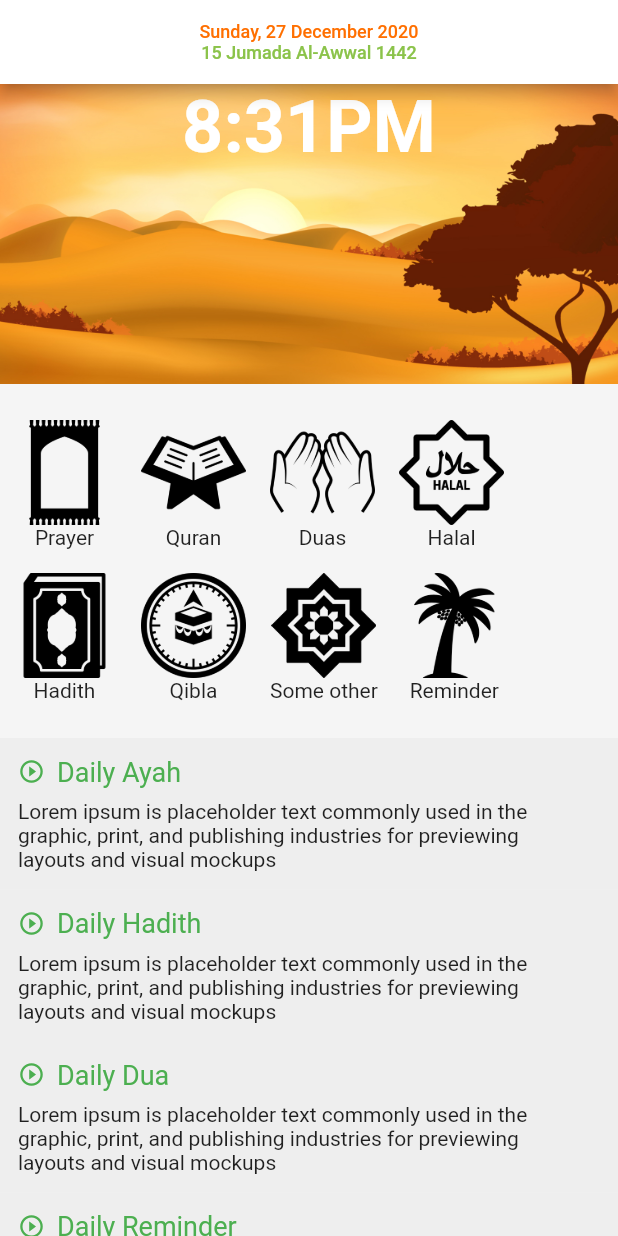
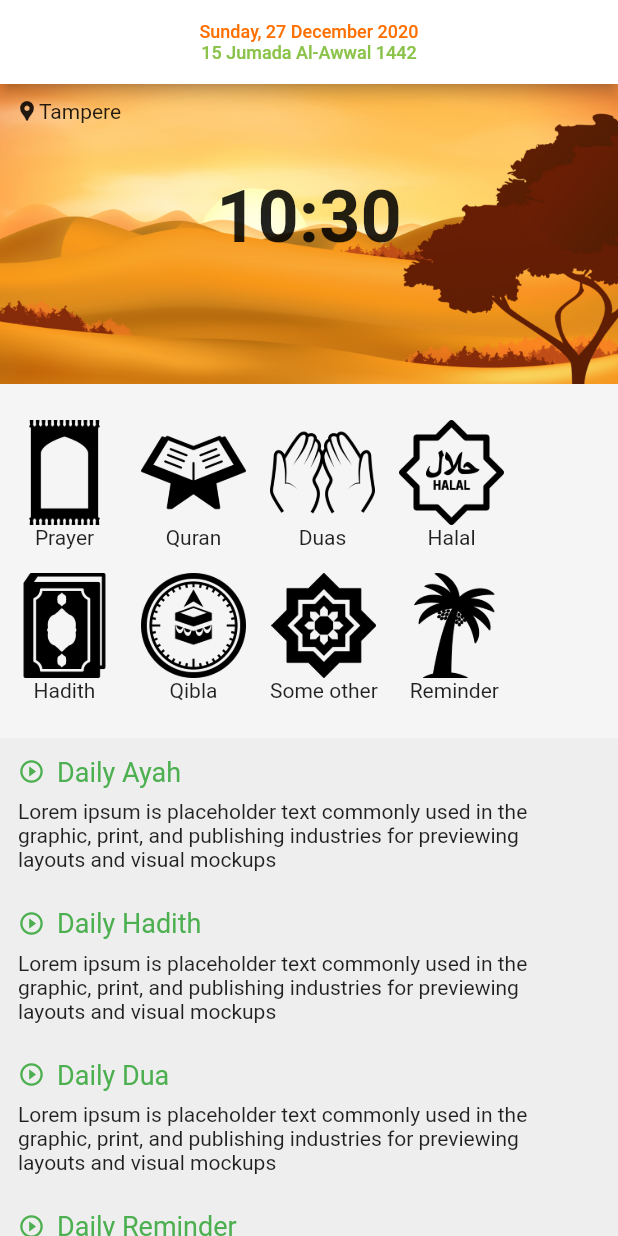
Before and after one commit to almumin/almuslim, a Flutter app: the screen it shows after launch, on a phone screen of 412 x 824 dp. Run offline on Flutter 3.47's test engine with Material 2 defaults, Android fonts, the phone set to English and light mode, and no system bars; our stand-ins replace adhan, hijri.

Commit message:
add new screen
- added quran screen scaffold
- updated prayer time ui

```diff
--- a/lib/screens/home.dart
+++ b/lib/screens/home.dart
@@ -1,4 +1,5 @@
 import 'package:almuslim/screens/prayer.dart';
+import 'package:almuslim/screens/quran.dart';
 import 'package:almuslim/widgets/home-heading-with-content.dart';
 import 'package:almuslim/widgets/home-icon.dart';
 import 'package:flutter/cupertino.dart';
@@ -7,6 +8,7 @@ import 'package:hijri/hijri_calendar.dart';
 
 class HomeView extends StatelessWidget {
   HijriCalendar _hijriToday = new HijriCalendar.now();
+  DateTime today = new DateTime.now();
 
   @override
   Widget build(BuildContext context) {
@@ -45,17 +47,31 @@ class HomeView extends StatelessWidget {
                 fit: BoxFit.fitWidth,
               ),
             ),
-            Container(
+            Positioned(
               width: MediaQuery.of(context).size.width,
+              top: 60,
               child: Text(
-                "8:31PM",
+                today.hour.toString() + ":"+ today.minute.toString().padLeft(2, "0"),
                 textAlign: TextAlign.center,
                 style: TextStyle(
-                    color: Colors.white,
+                    color: Colors.black87,
                     fontSize: 48,
                     fontWeight: FontWeight.bold),
               ),
-            )
+            ),
+            Positioned(
+              child: Row(
+                children: [
+                  Icon(
+                    Icons.location_pin,
+                    size: 16,
+                  ),
+                  Text("Tampere"),
+                ],
+              ),
+              top: 10,
+              left: 10,
+            ),
           ]),
           SizedBox(
             height: 16,
@@ -76,7 +92,10 @@ class HomeView extends StatelessWidget {
                     HomeIcon(
                       iconPath: "reading-quran.png",
                       text: "Quran",
-                      onTapRun: () => {},
+                      onTapRun: () => {
+                        Navigator.push(context,
+                            MaterialPageRoute(builder: (context) => QuranHome()))
+                      },
                     ),
                     HomeIcon(
                       iconPath: "dua-hands.png",
--- a/lib/widgets/prayer.dart
+++ b/lib/widgets/prayer.dart
@@ -24,7 +24,7 @@ class PrayerColumn extends StatelessWidget {
             ),
             Container(
               child: Text(
-                waqtPrayerTime.hour.toString() + ":"+ waqtPrayerTime.minute.toString(),
+                waqtPrayerTime.hour.toString() + ":"+ waqtPrayerTime.minute.toString().padLeft(2, "0"),
                 textAlign: TextAlign.center,
                 style: TextStyle(color: Colors.black, fontSize: 16, fontWeight: FontWeight.bold),
               ),
```
Also changed, not shown: lib/screens/quran.dart (added, +46 -0 lines).
